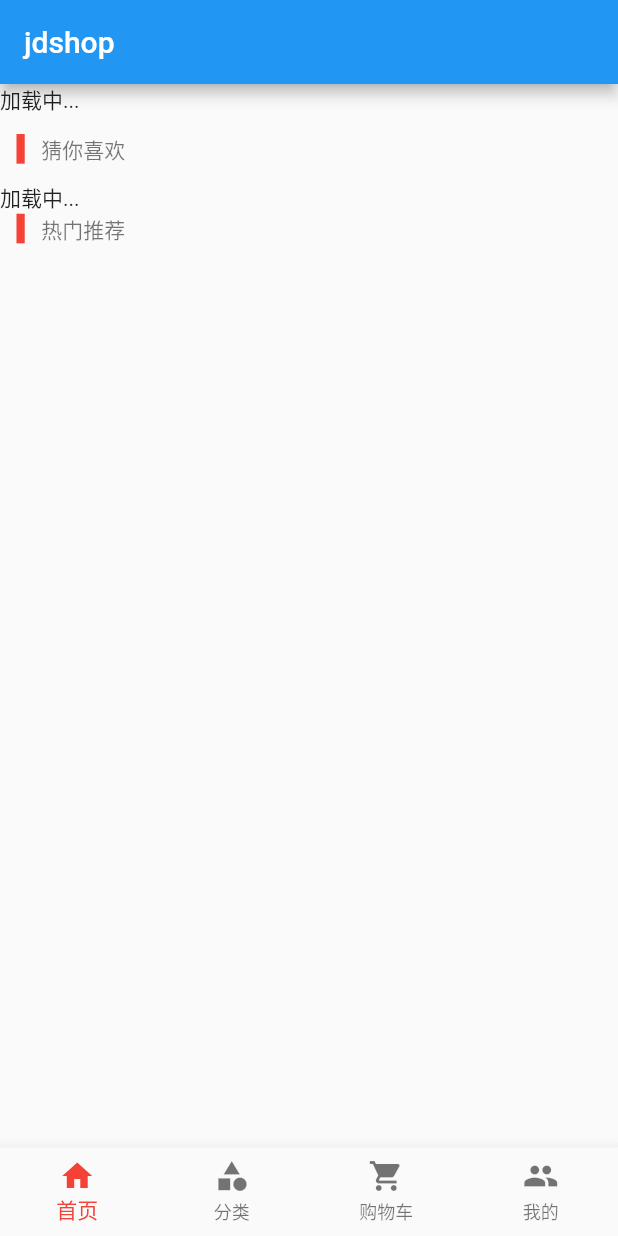
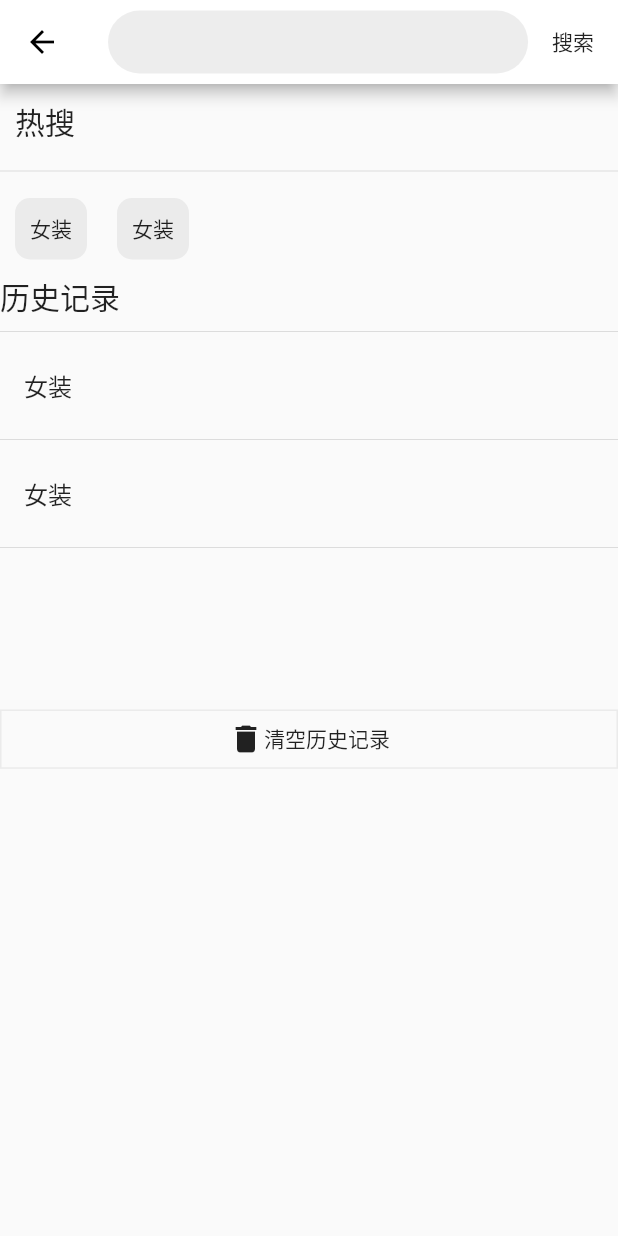
Before and after one commit to tyw809611051/flutter, a Flutter app: the screen it shows after launch, on a phone screen of 412 x 824 dp. Run offline on Flutter 3.47's test engine with Material 2 defaults, Android fonts, the phone set to English and light mode, and no system bars; our stand-ins replace dio, flutter_screenutil, flutter_swiper.

Commit message:
add 搜索页面布局

```diff
--- a/lib/main.dart
+++ b/lib/main.dart
@@ -15,9 +15,12 @@ class _MyAppState extends State<MyApp> {
   Widget build(BuildContext context) {
     return MaterialApp(
       //  home: Tabs()
-      initialRoute: '/',
+      initialRoute: '/search',
       onGenerateRoute: onGenerateRoute,
 //      debugShowCheckedModeBanner: false,
+      theme: ThemeData(
+        primaryColor: Colors.white,
+      ),
     );
   }
 }
--- /dev/null
+++ b/lib/pages/Search.dart
@@ -0,0 +1,121 @@
+import 'package:flutter/material.dart';
+import '../services/ScreenAdaper.dart';
+
+class SearchPage extends StatefulWidget {
+  SearchPage({Key key}) : super(key: key);
+
+  @override
+  _SearchPageState createState() => _SearchPageState();
+}
+
+class _SearchPageState extends State<SearchPage> {
+  @override
+  Widget build(BuildContext context) {
+    return Container(
+      child: Scaffold(
+        appBar: AppBar(
+          title: Container(
+            height: ScreenAdaper.height(68),
+            decoration: BoxDecoration(
+              color: Color.fromRGBO(233, 233, 233, 0.8),
+              borderRadius: BorderRadius.circular(30),
+            ),
+            child: TextField(
+              autofocus: false,
+              decoration: InputDecoration(
+                  border: OutlineInputBorder(
+                borderSide: BorderSide.none,
+                borderRadius: BorderRadius.circular(30),
+              )),
+            ),
+          ),
+          actions: <Widget>[
+            InkWell(
+              child: Container(
+                height: ScreenAdaper.height(68),
+                width: ScreenAdaper.width(80),
+                child: Row(
+                  children: <Widget>[Text("搜索")],
+                ),
+              ),
+              onTap: () {},
+            )
+          ],
+        ),
+        body: ListView(
+          children: <Widget>[
+            Container(
+              padding: EdgeInsets.all(10),
+              child: Text(
+                "热搜",
+                style: Theme.of(context).textTheme.title,
+              ),
+            ),
+            Divider(),
+            Wrap(
+              children: <Widget>[
+                Container(
+                  padding: EdgeInsets.all(10),
+                  margin: EdgeInsets.all(10),
+                  decoration: BoxDecoration(
+                    color: Color.fromRGBO(233, 233, 233, 0.9),
+                    borderRadius: BorderRadius.circular(10),
+                  ),
+                  child: Text("女装"),
+                ),
+                Container(
+                  padding: EdgeInsets.all(10),
+                  margin: EdgeInsets.all(10),
+                  decoration: BoxDecoration(
+                    color: Color.fromRGBO(233, 233, 233, 0.9),
+                    borderRadius: BorderRadius.circular(10),
+                  ),
+                  child: Text("女装"),
+                ),
+              ],
+            ),
+            Container(
+              child: Text("历史记录", style: Theme.of(context).textTheme.title),
+            ),
+            Divider(),
+            Column(
+              children: <Widget>[
+                ListTile(
+                  title: Text("女装"),
+                ),
+                Divider(),
+                ListTile(
+                  title: Text("女装"),
+                ),
+                Divider(),
+              ],
+            ),
+            SizedBox(
+              height: 100,
+            ),
+            InkWell(
+              child: Container(
+                width: ScreenAdaper.width(400),
+                height: ScreenAdaper.height(64),
+                decoration: BoxDecoration(
+                  border: Border.all(
+                    color: Color.fromRGBO(233, 233, 233, 0.9),
+                    width: 1,
+                  ),
+                ),
+                child: Row(
+                  mainAxisAlignment: MainAxisAlignment.center,
+                  children: <Widget>[
+                    Icon(Icons.delete),
+                    Text("清空历史记录"),
+                  ],
+                ),
+              ),
+              onTap: () {},
+            )
+          ],
+        ),
+      ),
+    );
+  }
+}
--- a/lib/pages/tabs/Home.dart
+++ b/lib/pages/tabs/Home.dart
@@ -289,7 +289,7 @@ class _HomePageState extends State<HomePage> with AutomaticKeepAliveClientMixin
 
   @override
   Widget build(BuildContext context) {
-    ScreenAdaper.init(context);
+    // ScreenAdaper.init(context);
 
     return ListView(
       children: <Widget>[
--- a/lib/routers/router.dart
+++ b/lib/routers/router.dart
@@ -2,9 +2,11 @@ import 'package:flutter/material.dart';
 import 'package:flutter_cisslab/pages/ProductList.dart';
 import '../pages/tabs/Tabs.dart';
 import '../pages/ProductList.dart';
+import '../pages/Search.dart';
 //配置路由
 final routes={
   '/': (context) => Tabs(),
+  '/search': (context) => SearchPage(),
   '/productList': (context,{arguments}) => ProductList(arguments:arguments) ,
 };
 
--- a/lib/services/ScreenAdaper.dart
+++ b/lib/services/ScreenAdaper.dart
@@ -28,4 +28,8 @@ class ScreenAdaper {
   static getScreenWidth() {
     return ScreenUtil.screenWidthDp;
   }
+
+  static size(double size) {
+    return ScreenUtil.getInstance().setSp(size);
+  }
 }
```
Also changed, not shown: lib/pages/ProductList.dart (+152 -53 lines), lib/pages/tabs/Tabs.dart (+36 -2 lines), lib/widgets/LoadingWidget.dart (added, +27 -0 lines).
